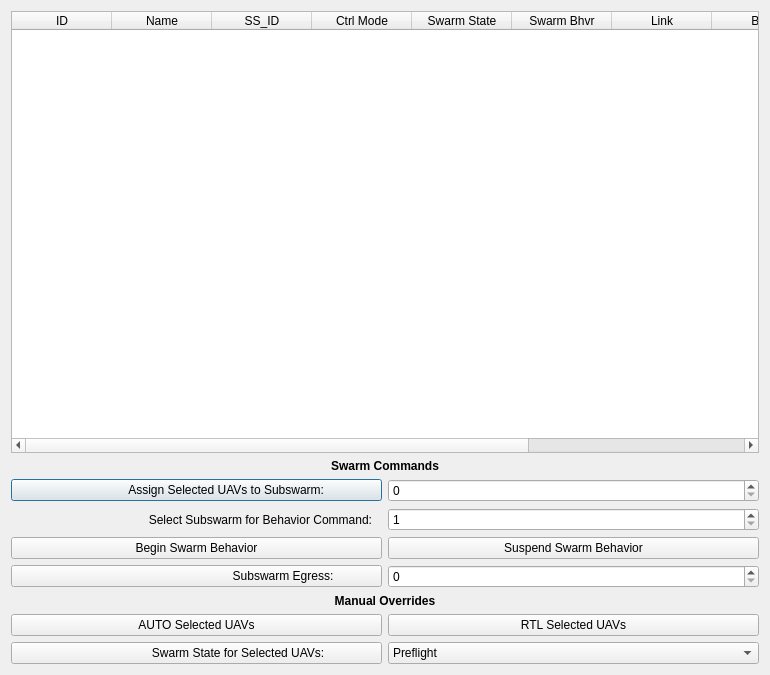
This is SwarmCommander/modules/sc_qt_gui/dashboardDialog.ui in jaymonty/swarmcommander as Qt 5 draws it before an edit. The edited form follows.
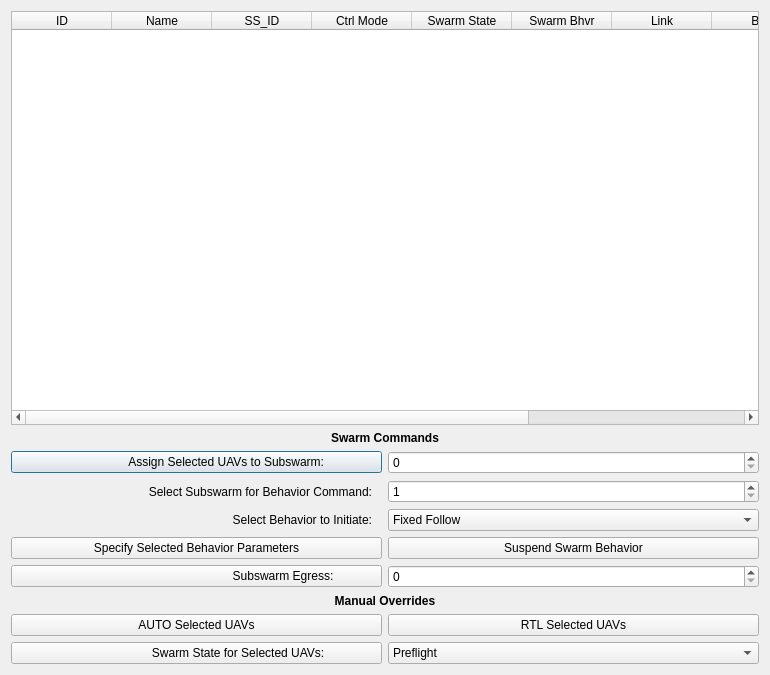
This is the edited form.

Commit message: qt_gui:  Swarm behavior msgs for ordering different behaviors w/ parameters

The edit to the form file:
```diff
--- a/SwarmCommander/modules/sc_qt_gui/dashboardDialog.ui
+++ b/SwarmCommander/modules/sc_qt_gui/dashboardDialog.ui
@@ -124,7 +124,7 @@
        <item row="7" column="0">
         <widget class="QPushButton" name="btn_beginSwarmBehavior">
          <property name="text">
-          <string>Begin Swarm Behavior</string>
+          <string>Specify Selected Behavior Parameters</string>
          </property>
         </widget>
        </item>
@@ -165,6 +165,35 @@
          </property>
         </widget>
        </item>
+       <item row="4" column="0">
+        <widget class="QLabel" name="lbl_selectSwarmBehavior">
+         <property name="text">
+          <string>Select Behavior to Initiate:   </string>
+         </property>
+         <property name="alignment">
+          <set>Qt::AlignRight|Qt::AlignTrailing|Qt::AlignVCenter</set>
+         </property>
+        </widget>
+       </item>
+       <item row="4" column="1">
+        <widget class="QComboBox" name="combo_swarmBehavior">
+         <item>
+          <property name="text">
+           <string>Fixed Follow</string>
+          </property>
+         </item>
+         <item>
+          <property name="text">
+           <string>Swarm Search</string>
+          </property>
+         </item>
+         <item>
+          <property name="text">
+           <string>Sequence Land</string>
+          </property>
+         </item>
+        </widget>
+       </item>
       </layout>
      </item>
     </layout>
```
The commit also changes 8 other files.
